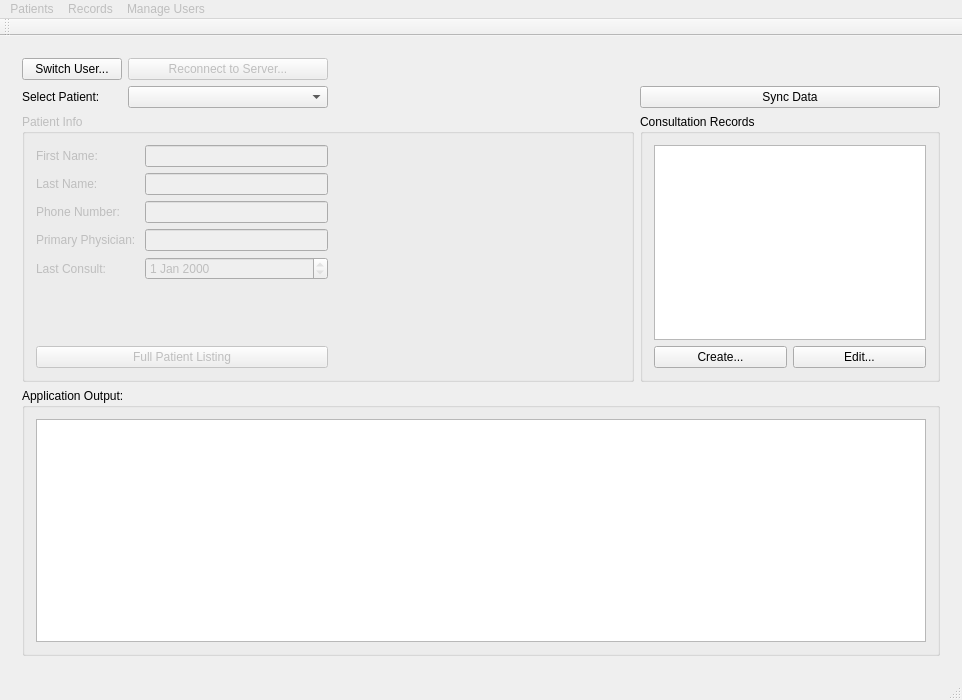
chrispwright/comp3004cuCarePrivate, file cuCareQtApp/CUCare/cucare.ui: the form before one commit.
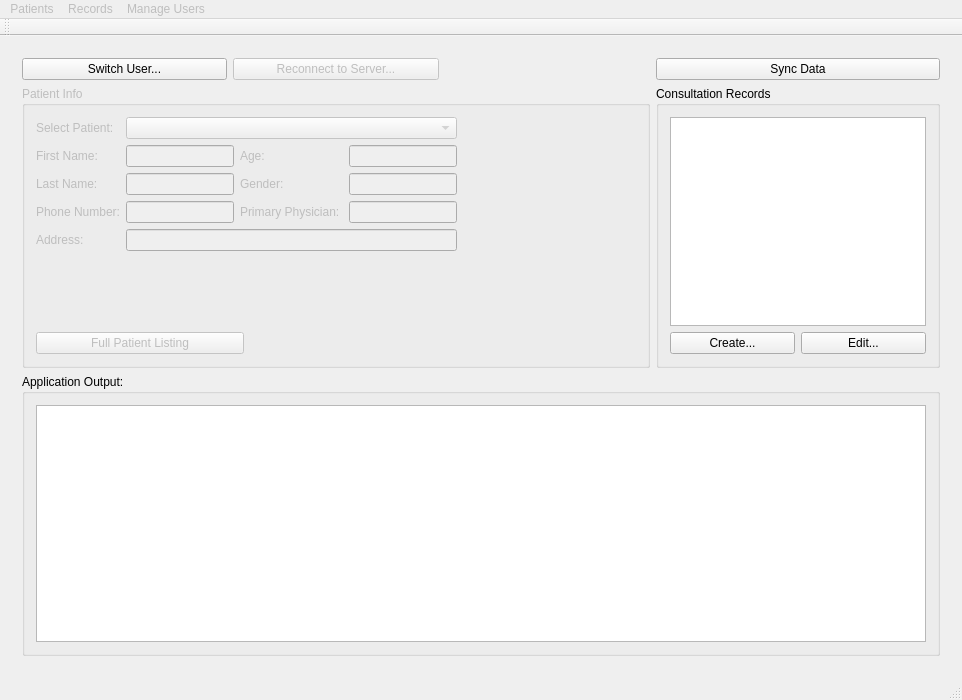
The form after the commit.

What changed in the file:
```diff
--- a/cuCareQtApp/CUCare/cucare.ui
+++ b/cuCareQtApp/CUCare/cucare.ui
@@ -23,84 +23,6 @@
       <widget class="QWidget" name="page"/>
       <widget class="QWidget" name="page_3">
        <layout class="QGridLayout" name="gridLayout_10">
-        <item row="1" column="0">
-         <widget class="QLabel" name="label">
-          <property name="maximumSize">
-           <size>
-            <width>100</width>
-            <height>16777215</height>
-           </size>
-          </property>
-          <property name="text">
-           <string>Select Patient:</string>
-          </property>
-         </widget>
-        </item>
-        <item row="1" column="1">
-         <widget class="QComboBox" name="comboBox_Patients">
-          <property name="maximumSize">
-           <size>
-            <width>200</width>
-            <height>16777215</height>
-           </size>
-          </property>
-         </widget>
-        </item>
-        <item row="1" column="3">
-         <widget class="QPushButton" name="pushButton_SyncData">
-          <property name="enabled">
-           <bool>true</bool>
-          </property>
-          <property name="text">
-           <string>Sync Data</string>
-          </property>
-         </widget>
-        </item>
-        <item row="2" column="3">
-         <widget class="QGroupBox" name="groupBox_ConsultationInfo">
-          <property name="minimumSize">
-           <size>
-            <width>250</width>
-            <height>0</height>
-           </size>
-          </property>
-          <property name="title">
-           <string>Consultation Records</string>
-          </property>
-          <property name="flat">
-           <bool>false</bool>
-          </property>
-          <property name="checkable">
-           <bool>false</bool>
-          </property>
-          <layout class="QGridLayout" name="gridLayout_5">
-           <item row="1" column="0" colspan="2">
-            <widget class="QListWidget" name="consultationList">
-             <property name="minimumSize">
-              <size>
-               <width>0</width>
-               <height>0</height>
-              </size>
-             </property>
-            </widget>
-           </item>
-           <item row="2" column="0">
-            <widget class="QPushButton" name="pushButton_AddConsultation">
-             <property name="text">
-              <string>Create...</string>
-             </property>
-            </widget>
-           </item>
-           <item row="2" column="1">
-            <widget class="QPushButton" name="pushButton_EditConsultation">
-             <property name="text">
-              <string>Edit...</string>
-             </property>
-            </widget>
-           </item>
-          </layout>
-         </widget>
-        </item>
         <item row="3" column="0" colspan="4">
          <widget class="QGroupBox" name="groupBox_3">
           <property name="title">
@@ -128,78 +50,109 @@
            <string>Patient Info</string>
           </property>
           <layout class="QGridLayout" name="gridLayout_3">
-           <item row="2" column="0">
-            <spacer name="verticalSpacer">
+           <item row="2" column="4">
+            <spacer name="horizontalSpacer_3">
              <property name="orientation">
-              <enum>Qt::Vertical</enum>
+              <enum>Qt::Horizontal</enum>
              </property>
              <property name="sizeHint" stdset="0">
               <size>
-               <width>20</width>
-               <height>40</height>
+               <width>40</width>
+               <height>20</height>
               </size>
              </property>
             </spacer>
            </item>
-           <item row="1" column="0">
+           <item row="0" column="0" colspan="2">
             <layout class="QGridLayout" name="gridLayout_2">
-             <item row="0" column="0">
-              <widget class="QLabel" name="label_2">
-               <property name="text">
-                <string>First Name:</string>
-               </property>
-              </widget>
-             </item>
-             <item row="0" column="1">
-              <widget class="QLineEdit" name="lineEdit_patFirstName">
-               <property name="enabled">
-                <bool>false</bool>
-               </property>
-               <property name="maximumSize">
-                <size>
-                 <width>16777215</width>
-                 <height>16777215</height>
-                </size>
-               </property>
-               <property name="readOnly">
-                <bool>true</bool>
-               </property>
-              </widget>
-             </item>
-             <item row="1" column="0">
+             <item row="4" column="0">
               <widget class="QLabel" name="label_3">
                <property name="text">
                 <string>Last Name:</string>
                </property>
               </widget>
              </item>
-             <item row="1" column="1">
-              <widget class="QLineEdit" name="lineEdit_patLastName">
+             <item row="8" column="1" colspan="3">
+              <widget class="QLineEdit" name="lineEdit_Address">
                <property name="enabled">
                 <bool>false</bool>
                </property>
-               <property name="maximumSize">
-                <size>
-                 <width>16777215</width>
-                 <height>16777215</height>
-                </size>
-               </property>
-               <property name="text">
-                <string/>
-               </property>
-               <property name="readOnly">
-                <bool>true</bool>
-               </property>
               </widget>
              </item>
-             <item row="2" column="0">
+             <item row="6" column="0">
               <widget class="QLabel" name="label_5">
                <property name="text">
                 <string>Phone Number:</string>
                </property>
               </widget>
              </item>
+             <item row="8" column="0">
+              <widget class="QLabel" name="label_9">
+               <property name="text">
+                <string>Address:</string>
+               </property>
+              </widget>
+             </item>
              <item row="2" column="1">
+              <widget class="QLineEdit" name="lineEdit_patFirstName">
+               <property name="enabled">
+                <bool>false</bool>
+               </property>
+               <property name="maximumSize">
+                <size>
+                 <width>16777215</width>
+                 <height>16777215</height>
+                </size>
+               </property>
+               <property name="readOnly">
+                <bool>true</bool>
+               </property>
+              </widget>
+             </item>
+             <item row="2" column="0">
+              <widget class="QLabel" name="label_2">
+               <property name="text">
+                <string>First Name:</string>
+               </property>
+              </widget>
+             </item>
+             <item row="4" column="2">
+              <widget class="QLabel" name="label_8">
+               <property name="text">
+                <string>Gender:</string>
+               </property>
+              </widget>
+             </item>
+             <item row="6" column="3">
+              <widget class="QLineEdit" name="lineEdit_PatPrimaryPhysician">
+               <property name="enabled">
+                <bool>false</bool>
+               </property>
+               <property name="readOnly">
+                <bool>true</bool>
+               </property>
+              </widget>
+             </item>
+             <item row="4" column="1">
+              <widget class="QLineEdit" name="lineEdit_patLastName">
+               <property name="enabled">
+                <bool>false</bool>
+               </property>
+               <property name="maximumSize">
+                <size>
+                 <width>16777215</width>
+                 <height>16777215</height>
+                </size>
+               </property>
+               <property name="text">
+                <string/>
+               </property>
+               <property name="readOnly">
+                <bool>true</bool>
+               </property>
+              </widget>
+             </item>
+             <item row="6" column="1">
               <widget class="QLineEdit" name="lineEdit_patPhoneNum">
                <property name="enabled">
                 <bool>false</bool>
@@ -215,57 +168,80 @@
                </property>
               </widget>
              </item>
-             <item row="3" column="0">
+             <item row="4" column="3">
+              <widget class="QLineEdit" name="lineEdit_Gender">
+               <property name="enabled">
+                <bool>false</bool>
+               </property>
+              </widget>
+             </item>
+             <item row="2" column="2">
+              <widget class="QLabel" name="label_6">
+               <property name="text">
+                <string>Age:</string>
+               </property>
+              </widget>
+             </item>
+             <item row="2" column="3">
+              <widget class="QLineEdit" name="lineEdit_Age">
+               <property name="enabled">
+                <bool>false</bool>
+               </property>
+              </widget>
+             </item>
+             <item row="6" column="2">
               <widget class="QLabel" name="label_4">
                <property name="text">
                 <string>Primary Physician: </string>
                </property>
               </widget>
              </item>
-             <item row="3" column="1">
-              <widget class="QLineEdit" name="lineEdit_PatPrimaryPhysician">
-               <property name="enabled">
-                <bool>false</bool>
+             <item row="1" column="0">
+              <widget class="QLabel" name="label">
+               <property name="maximumSize">
+                <size>
+                 <width>100</width>
+                 <height>16777215</height>
+                </size>
                </property>
-               <property name="readOnly">
-                <bool>true</bool>
-               </property>
-              </widget>
-             </item>
-             <item row="4" column="0">
-              <widget class="QLabel" name="label_6">
                <property name="text">
-                <string>Last Consult:</string>
+                <string>Select Patient:</string>
                </property>
               </widget>
              </item>
-             <item row="4" column="1">
-              <widget class="QDateEdit" name="dateEdit_PatLastConsult">
-               <property name="enabled">
-                <bool>false</bool>
-               </property>
-               <property name="readOnly">
-                <bool>true</bool>
+             <item row="1" column="1" colspan="3">
+              <widget class="QComboBox" name="comboBox_Patients">
+               <property name="maximumSize">
+                <size>
+                 <width>16777215</width>
+                 <height>16777215</height>
+                </size>
                </property>
               </widget>
              </item>
             </layout>
            </item>
            <item row="1" column="1">
-            <spacer name="horizontalSpacer">
+            <spacer name="verticalSpacer">
              <property name="orientation">
-              <enum>Qt::Horizontal</enum>
+              <enum>Qt::Vertical</enum>
              </property>
              <property name="sizeHint" stdset="0">
               <size>
-               <width>40</width>
-               <height>20</height>
+               <width>20</width>
+               <height>40</height>
               </size>
              </property>
             </spacer>
            </item>
-           <item row="3" column="0">
+           <item row="2" column="0">
             <widget class="QPushButton" name="pushButton_FullPatientListing">
+             <property name="maximumSize">
+              <size>
+               <width>239</width>
+               <height>16777215</height>
+              </size>
+             </property>
              <property name="text">
               <string>Full Patient Listing</string>
              </property>
@@ -274,14 +250,69 @@
           </layout>
          </widget>
         </item>
-        <item row="0" column="0">
+        <item row="2" column="3">
+         <widget class="QGroupBox" name="groupBox_ConsultationInfo">
+          <property name="minimumSize">
+           <size>
+            <width>250</width>
+            <height>0</height>
+           </size>
+          </property>
+          <property name="title">
+           <string>Consultation Records</string>
+          </property>
+          <property name="flat">
+           <bool>false</bool>
+          </property>
+          <property name="checkable">
+           <bool>false</bool>
+          </property>
+          <layout class="QGridLayout" name="gridLayout_5">
+           <item row="1" column="0" colspan="2">
+            <widget class="QListWidget" name="consultationList">
+             <property name="minimumSize">
+              <size>
+               <width>0</width>
+               <height>0</height>
+              </size>
+             </property>
+            </widget>
+           </item>
+           <item row="2" column="0">
+            <widget class="QPushButton" name="pushButton_AddConsultation">
+             <property name="text">
+              <string>Create...</string>
+             </property>
+            </widget>
+           </item>
+           <item row="2" column="1">
+            <widget class="QPushButton" name="pushButton_EditConsultation">
+             <property name="text">
+              <string>Edit...</string>
+             </property>
+            </widget>
+           </item>
+          </layout>
+         </widget>
+        </item>
+        <item row="1" column="3">
+         <widget class="QPushButton" name="pushButton_SyncData">
+          <property name="enabled">
+           <bool>true</bool>
+          </property>
+          <property name="text">
+           <string>Sync Data</string>
+          </property>
+         </widget>
+        </item>
+        <item row="1" column="0">
          <widget class="QPushButton" name="pushButton_SwitchUser">
           <property name="text">
            <string>Switch User...</string>
           </property>
          </widget>
         </item>
-        <item row="0" column="1">
+        <item row="1" column="1">
          <widget class="QPushButton" name="pushButton_6">
           <property name="enabled">
            <bool>false</bool>
```
